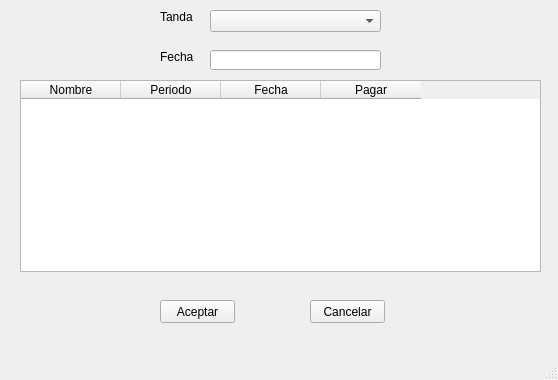
Before: the Qt Designer form Qt/src/pagosView.ui in wdjimenez/tandasPython, drawn with Qt 5.
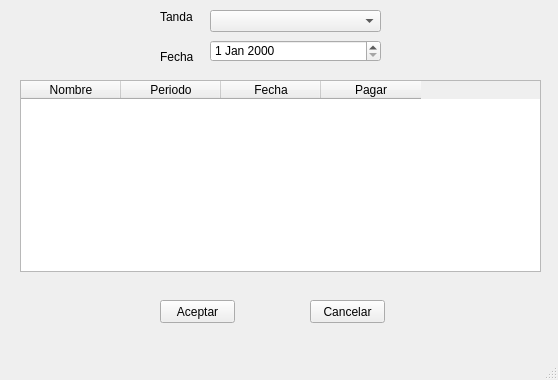
After: the same form once the commit is applied.

Commit message: Agregando cambios perdidos

Patch:
```diff
--- a/Qt/src/pagosView.ui
+++ b/Qt/src/pagosView.ui
@@ -66,16 +66,6 @@
      <string>Cancelar</string>
     </property>
    </widget>
-   <widget class="QLineEdit" name="lineFecha">
-    <property name="geometry">
-     <rect>
-      <x>210</x>
-      <y>50</y>
-      <width>171</width>
-      <height>20</height>
-     </rect>
-    </property>
-   </widget>
    <widget class="QComboBox" name="comboBoxTandas">
     <property name="geometry">
      <rect>
@@ -131,6 +121,16 @@
      </property>
     </column>
    </widget>
+   <widget class="QDateEdit" name="dateEdit">
+    <property name="geometry">
+     <rect>
+      <x>210</x>
+      <y>40</y>
+      <width>171</width>
+      <height>22</height>
+     </rect>
+    </property>
+   </widget>
   </widget>
   <widget class="QMenuBar" name="menubar">
    <property name="geometry">
```
Left out of the diff: 3 changed lines with no effect on the pictures. The commit also changes 2 other files.
